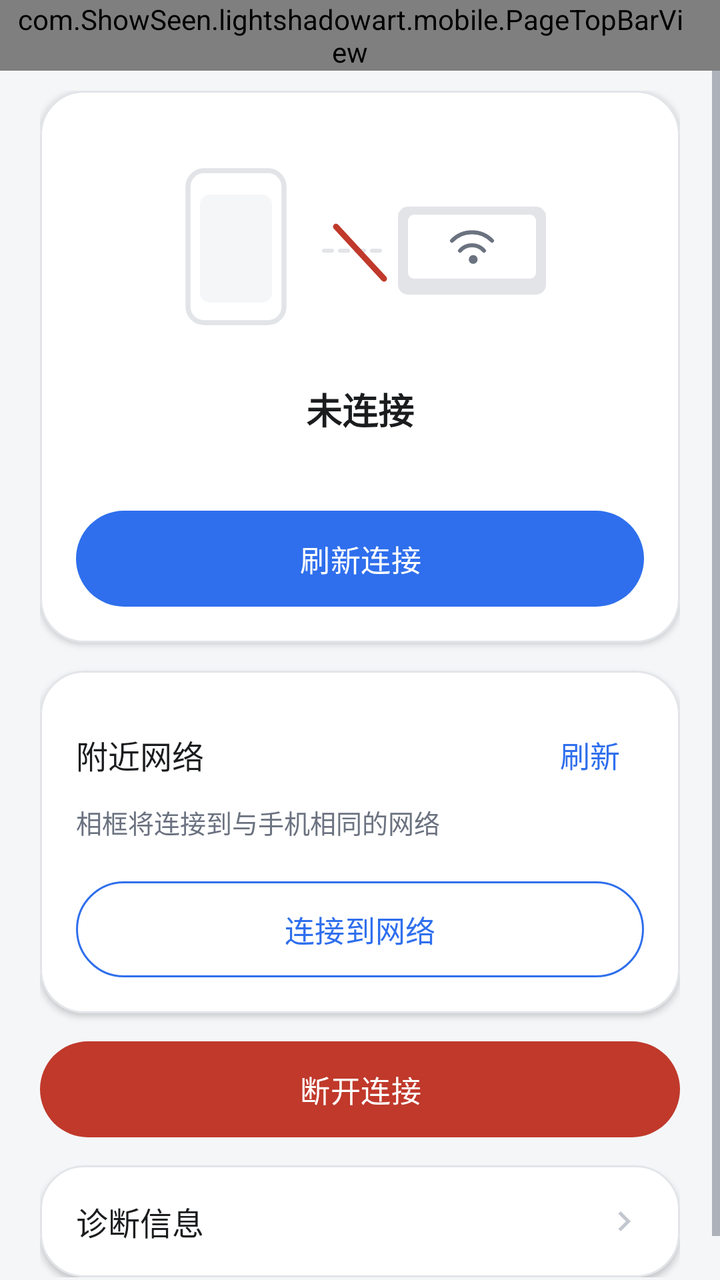
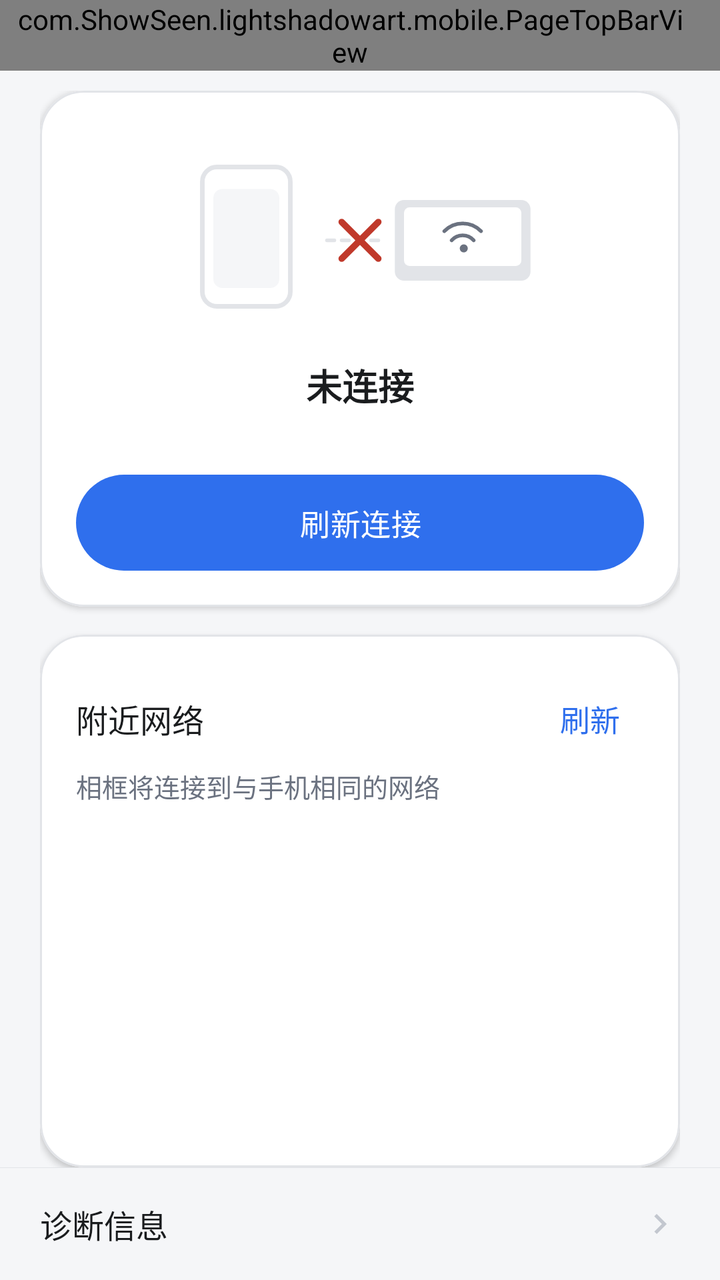

Two renders of the same Android screen: before a commit and after it. Below are the layout's source before the change and the commit's diff.
<!-- AndroidManifest.xml: application theme Theme.LightShadowArtPhone -->
<!-- res/layout/activity_network.xml -->
<?xml version="1.0" encoding="utf-8"?>
<LinearLayout xmlns:android="http://schemas.android.com/apk/res/android"
    xmlns:app="http://schemas.android.com/apk/res-auto"
    android:layout_width="match_parent"
    android:layout_height="match_parent"
    android:background="@color/app_bg"
    android:orientation="vertical">

    <com.ShowSeen.lightshadowart.mobile.PageTopBarView
        android:id="@+id/network_top_bar"
        android:layout_width="match_parent"
        android:layout_height="wrap_content"
        android:paddingStart="8dp"
        android:paddingEnd="@dimen/card_padding" />

    <ScrollView
        android:layout_width="match_parent"
        android:layout_height="0dp"
        android:layout_weight="1"
        android:clipToPadding="false"
        android:fillViewport="true">

        <LinearLayout
            android:layout_width="match_parent"
            android:layout_height="wrap_content"
            android:orientation="vertical"
            android:paddingStart="@dimen/page_horizontal_padding"
            android:paddingTop="@dimen/item_gap"
            android:paddingEnd="@dimen/page_horizontal_padding"
            android:paddingBottom="@dimen/page_vertical_padding">

            
            <com.google.android.material.card.MaterialCardView
                style="@style/SurfaceCard"
                android:layout_width="match_parent"
                android:layout_height="wrap_content">

                <LinearLayout
                    android:layout_width="match_parent"
                    android:layout_height="wrap_content"
                    android:gravity="center_horizontal"
                    android:orientation="vertical"
                    android:padding="@dimen/card_padding">

                    
                    <ImageView
                        android:id="@+id/iv_network_illustration"
                        android:layout_width="match_parent"
                        android:layout_height="120dp"
                        android:contentDescription="@null"
                        android:scaleType="centerInside"
                        android:src="@drawable/ic_network_link_off" />

                    <TextView
                        android:id="@+id/tv_network_state"
                        style="@style/Text.TitleMedium"
                        android:layout_width="wrap_content"
                        android:layout_height="wrap_content"
                        android:layout_marginTop="8dp"
                        android:gravity="center"
                        android:text="@string/network_state_disconnected" />

                    <TextView
                        android:id="@+id/tv_network_device"
                        style="@style/Text.Body"
                        android:layout_width="match_parent"
                        android:layout_height="wrap_content"
                        android:layout_marginTop="4dp"
                        android:gravity="center"
                        android:maxLines="1"
                        android:ellipsize="middle"
                        android:visibility="gone" />

                    <TextView
                        android:id="@+id/tv_network_note"
                        style="@style/Text.Hint"
                        android:layout_width="match_parent"
                        android:layout_height="wrap_content"
                        android:layout_marginTop="6dp"
                        android:gravity="center" />

                    <com.google.android.material.button.MaterialButton
                        android:id="@+id/btn_network_reconnect"
                        style="@style/PillButton"
                        android:layout_width="match_parent"
                        android:layout_height="wrap_content"
                        android:layout_marginTop="@dimen/section_gap"
                        android:text="@string/action_refresh" />
                </LinearLayout>
            </com.google.android.material.card.MaterialCardView>

            
            <com.google.android.material.card.MaterialCardView
                style="@style/SurfaceCard"
                android:layout_width="match_parent"
                android:layout_height="wrap_content"
                android:layout_marginTop="@dimen/section_gap">

                <LinearLayout
                    android:layout_width="match_parent"
                    android:layout_height="wrap_content"
                    android:orientation="vertical"
                    android:padding="@dimen/card_padding">

                    <LinearLayout
                        android:layout_width="match_parent"
                        android:layout_height="wrap_content"
                        android:gravity="center_vertical"
                        android:orientation="horizontal">

                        <TextView
                            style="@style/Text.RowTitle"
                            android:layout_width="0dp"
                            android:layout_height="wrap_content"
                            android:layout_weight="1"
                            android:text="@string/network_nearby_title" />

                        <TextView
                            android:id="@+id/btn_network_refresh"
                            style="@style/Text.Body"
                            android:layout_width="wrap_content"
                            android:layout_height="wrap_content"
                            android:gravity="center"
                            android:minWidth="48dp"
                            android:minHeight="48dp"
                            android:paddingStart="12dp"
                            android:paddingEnd="12dp"
                            android:text="@string/network_refresh"
                            android:textColor="@color/primary_blue" />
                    </LinearLayout>

                    <TextView
                        style="@style/Text.Hint"
                        android:layout_width="match_parent"
                        android:layout_height="wrap_content"
                        android:text="@string/network_nearby_hint" />

                    <TextView
                        android:id="@+id/tv_network_list_hint"
                        style="@style/Text.Hint"
                        android:layout_width="match_parent"
                        android:layout_height="wrap_content"
                        android:layout_marginTop="@dimen/item_gap"
                        android:visibility="gone" />

                    <LinearLayout
                        android:id="@+id/list_networks"
                        android:layout_width="match_parent"
                        android:layout_height="wrap_content"
                        android:layout_marginTop="6dp"
                        android:orientation="vertical" />

                    <com.google.android.material.textfield.TextInputLayout
                        android:id="@+id/layout_network_password"
                        style="@style/Widget.Material3.TextInputLayout.OutlinedBox"
                        android:layout_width="match_parent"
                        android:layout_height="wrap_content"
                        android:layout_marginTop="@dimen/section_gap"
                        android:hint="@string/network_password_hint"
                        android:visibility="gone"
                        app:endIconMode="password_toggle">

                        <com.google.android.material.textfield.TextInputEditText
                            android:id="@+id/et_network_password"
                            android:layout_width="match_parent"
                            android:layout_height="wrap_content"
                            android:inputType="textPassword"
                            android:maxLines="1" />
                    </com.google.android.material.textfield.TextInputLayout>

                    <com.google.android.material.button.MaterialButton
                        android:id="@+id/btn_network_connect"
                        style="@style/PillButton.Outlined"
                        android:layout_width="match_parent"
                        android:layout_height="wrap_content"
                        android:layout_marginTop="@dimen/section_gap"
                        android:enabled="false"
                        android:text="@string/network_connect_action" />
                </LinearLayout>
            </com.google.android.material.card.MaterialCardView>

            
            <com.google.android.material.button.MaterialButton
                android:id="@+id/btn_network_disconnect"
                style="@style/PillButton.Destructive"
                android:layout_width="match_parent"
                android:layout_height="wrap_content"
                android:layout_marginTop="@dimen/section_gap"
                android:text="@string/network_disconnect" />

            
            <com.google.android.material.card.MaterialCardView
                style="@style/SurfaceCard"
                android:layout_width="match_parent"
                android:layout_height="wrap_content"
                android:layout_marginTop="@dimen/section_gap">

                <LinearLayout
                    android:layout_width="match_parent"
                    android:layout_height="wrap_content"
                    android:orientation="vertical">

                    <LinearLayout
                        android:id="@+id/row_network_diagnostics"
                        style="@style/Settings.Row.Clickable">

                        <TextView
                            style="@style/Text.RowTitle"
                            android:layout_width="0dp"
                            android:layout_height="wrap_content"
                            android:layout_weight="1"
                            android:text="@string/network_diagnostics_title" />

                        <ImageView
                            android:id="@+id/iv_network_diagnostics"
                            android:layout_width="20dp"
                            android:layout_height="20dp"
                            android:contentDescription="@null"
                            android:src="@drawable/ic_chevron_right" />
                    </LinearLayout>

                    <TextView
                        android:id="@+id/tv_network_diagnostics"
                        style="@style/Text.Hint"
                        android:layout_width="match_parent"
                        android:layout_height="wrap_content"
                        android:paddingStart="@dimen/card_padding"
                        android:paddingEnd="@dimen/card_padding"
                        android:paddingBottom="@dimen/card_padding"
                        android:textIsSelectable="true"
                        android:visibility="gone" />
                </LinearLayout>
            </com.google.android.material.card.MaterialCardView>
        </LinearLayout>
    </ScrollView>
</LinearLayout>
<!-- resources referenced by this layout -->
<resources>
  <color name="app_bg">#F5F6F8</color>
  <color name="primary_blue">#2F6FED</color>
  <dimen name="card_padding">18dp</dimen>
  <dimen name="item_gap">10dp</dimen>
  <dimen name="page_vertical_padding">24dp</dimen>
  <dimen name="section_gap">14dp</dimen>
  <!-- drawable ic_network_link_off (drawable) -->
  <vector xmlns:android="http://schemas.android.com/apk/res/android"
      android:width="200dp"
      android:height="120dp"
      android:viewportWidth="200"
      android:viewportHeight="120">
  
      <path
          android:fillColor="@color/card_bg"
          android:pathData="M22,22h32a8,8 0 0 1 8,8v60a8,8 0 0 1 -8,8h-32a8,8 0 0 1 -8,-8v-60a8,8 0 0 1 8,-8z"
          android:strokeColor="@color/divider_stroke"
          android:strokeWidth="2.5" />
  
      <path
          android:fillColor="@color/app_bg"
          android:pathData="M25,34h26a5,5 0 0 1 5,5v44a5,5 0 0 1 -5,5h-26a5,5 0 0 1 -5,-5v-44a5,5 0 0 1 5,-5z" />
  
      <path
          android:fillColor="#00000000"
          android:pathData="M82,62h4 M90,62h4 M98,62h4 M106,62h4"
          android:strokeColor="@color/divider_stroke"
          android:strokeLineCap="round"
          android:strokeWidth="2" />
  
      <path
          android:fillColor="@color/divider_stroke"
          android:pathData="M124,40h64a5,5 0 0 1 5,5v34a5,5 0 0 1 -5,5h-64a5,5 0 0 1 -5,-5v-34a5,5 0 0 1 5,-5z" />
  
      <path
          android:fillColor="@color/card_bg"
          android:pathData="M127,44h58a3,3 0 0 1 3,3v26a3,3 0 0 1 -3,3h-58a3,3 0 0 1 -3,-3v-26a3,3 0 0 1 3,-3z" />
  
      <path
          android:fillColor="#00000000"
          android:pathData="M146,57a14,14 0 0 1 20,0 M150,62a8,8 0 0 1 12,0"
          android:strokeColor="@color/text_secondary"
          android:strokeLineCap="round"
          android:strokeWidth="2" />
  
      <path
          android:fillColor="@color/text_secondary"
          android:pathData="M154.4,66.4a2.2,2.2 0 1 1 4.4,0a2.2,2.2 0 1 1 -4.4,0z" />
  
      
      <path
          android:fillColor="#00000000"
          android:pathData="M88,50L112,76"
          android:strokeColor="@color/status_destructive"
          android:strokeLineCap="round"
          android:strokeWidth="3" />
  </vector>
  <string name="action_refresh">刷新连接</string>
  <string name="network_connect_action">连接到网络</string>
  <string name="network_disconnect">断开连接</string>
  <string name="network_password_hint">Wi-Fi 密码</string>
  <string name="network_refresh">刷新</string>
  <style name="PillButton.Destructive" parent="PillButton">
          <item name="backgroundTint">@color/status_destructive</item>
          <item name="android:textColor">@color/on_primary</item>
      </style>
  <style name="PillButton.Outlined" parent="Widget.Material3.Button.OutlinedButton">
          <item name="android:minHeight">@dimen/touch_min_height</item>
          <item name="android:insetTop">0dp</item>
          <item name="android:insetBottom">0dp</item>
          <item name="android:textSize">@dimen/text_button</item>
          <item name="android:textAllCaps">false</item>
          <item name="cornerRadius">@dimen/corner_pill</item>
          <item name="strokeColor">@color/primary_blue</item>
          <item name="android:textColor">@color/primary_blue</item>
      </style>
  <color name="card_bg">#FFFFFF</color>
  <color name="divider_stroke">#E2E4E8</color>
  <color name="text_secondary">#6B7280</color>
  <color name="status_destructive">#C0392B</color>
  <dimen name="touch_min_height">48dp</dimen>
  <dimen name="text_button">15sp</dimen>
  <dimen name="corner_pill">28dp</dimen>
  <color name="on_primary">#FFFFFF</color>
  <dimen name="corner_large">22dp</dimen>
  <dimen name="card_elevation">2dp</dimen>
  <dimen name="divider_width">1dp</dimen>
  <color name="text_primary">#1A1C1E</color>
  <dimen name="text_body">15sp</dimen>
  <dimen name="text_hint">13sp</dimen>
  <dimen name="text_row_title">16sp</dimen>
  <dimen name="text_title_medium">18sp</dimen>
  <color name="primary_soft">#E9EFFD</color>
  <color name="card_tint">#F5F6F8</color>
  <color name="text_disabled">#C3C7CF</color>
  <!-- unchanged entries left out for length: 16 -->
</resources>

<!-- the commit's change to res/layout/activity_network.xml (unified diff, before → after) -->
@@ -13,224 +13,179 @@
         android:paddingStart="8dp"
         android:paddingEnd="@dimen/card_padding" />
 
-    <ScrollView
+    <LinearLayout
         android:layout_width="match_parent"
         android:layout_height="0dp"
         android:layout_weight="1"
-        android:clipToPadding="false"
-        android:fillViewport="true">
+        android:orientation="vertical"
+        android:paddingStart="@dimen/page_horizontal_padding"
+        android:paddingTop="@dimen/item_gap"
+        android:paddingEnd="@dimen/page_horizontal_padding">
 
-        <LinearLayout
+        
+        <com.google.android.material.card.MaterialCardView
+            style="@style/SurfaceCard"
             android:layout_width="match_parent"
-            android:layout_height="wrap_content"
-            android:orientation="vertical"
-            android:paddingStart="@dimen/page_horizontal_padding"
-            android:paddingTop="@dimen/item_gap"
-            android:paddingEnd="@dimen/page_horizontal_padding"
-            android:paddingBottom="@dimen/page_vertical_padding">
+            android:layout_height="wrap_content">
 
-            
-            <com.google.android.material.card.MaterialCardView
-                style="@style/SurfaceCard"
+            <LinearLayout
                 android:layout_width="match_parent"
-                android:layout_height="wrap_content">
+                android:layout_height="wrap_content"
+                android:gravity="center_horizontal"
+                android:orientation="vertical"
+                android:padding="@dimen/card_padding">
+
+                
+                <ImageView
+                    android:id="@+id/iv_network_illustration"
+                    android:layout_width="match_parent"
+                    android:layout_height="110dp"
+                    android:contentDescription="@null"
+                    android:scaleType="centerInside"
+                    android:src="@drawable/ic_network_link_off" />
+
+                <TextView
+                    android:id="@+id/tv_network_state"
+                    style="@style/Text.TitleMedium"
+                    android:layout_width="wrap_content"
+                    android:layout_height="wrap_content"
+                    android:layout_marginTop="6dp"
+                    android:gravity="center"
+                    android:text="@string/network_state_disconnected" />
+
+                <TextView
+                    android:id="@+id/tv_network_device"
+                    style="@style/Text.Body"
+                    android:layout_width="match_parent"
+                    android:layout_height="wrap_content"
+                    android:layout_marginTop="2dp"
+                    android:ellipsize="middle"
+                    android:gravity="center"
+                    android:maxLines="1"
+                    android:visibility="gone" />
+
+                <TextView
+                    android:id="@+id/tv_network_note"
+                    style="@style/Text.Hint"
+                    android:layout_width="match_parent"
+                    android:layout_height="wrap_content"
+                    android:layout_marginTop="4dp"
+                    android:gravity="center" />
+
+                <com.google.android.material.button.MaterialButton
+                    android:id="@+id/btn_network_reconnect"
+                    style="@style/PillButton"
+                    android:layout_width="match_parent"
+                    android:layout_height="wrap_content"
+                    android:layout_marginTop="@dimen/item_gap"
+                    android:text="@string/action_refresh" />
+            </LinearLayout>
+        </com.google.android.material.card.MaterialCardView>
+
+        
+        <com.google.android.material.card.MaterialCardView
+            style="@style/SurfaceCard"
+            android:layout_width="match_parent"
+            android:layout_height="0dp"
+            android:layout_marginTop="@dimen/section_gap"
+            android:layout_weight="1">
+
+            <LinearLayout
+                android:layout_width="match_parent"
+                android:layout_height="match_parent"
+                android:orientation="vertical"
+                android:paddingStart="@dimen/card_padding"
+                android:paddingTop="@dimen/card_padding"
+                android:paddingEnd="@dimen/card_padding"
+                android:paddingBottom="8dp">
 
                 <LinearLayout
                     android:layout_width="match_parent"
                     android:layout_height="wrap_content"
-                    android:gravity="center_horizontal"
-                    android:orientation="vertical"
-                    android:padding="@dimen/card_padding">
-
-                    
-                    <ImageView
-                        android:id="@+id/iv_network_illustration"
-                        android:layout_width="match_parent"
-                        android:layout_height="120dp"
-                        android:contentDescription="@null"
-                        android:scaleType="centerInside"
-                        android:src="@drawable/ic_network_link_off" />
+                    android:gravity="center_vertical"
+                    android:orientation="horizontal">
 
                     <TextView
-                        android:id="@+id/tv_network_state"
-                        style="@style/Text.TitleMedium"
+                        style="@style/Text.RowTitle"
+                        android:layout_width="0dp"
+                        android:layout_height="wrap_content"
+                        android:layout_weight="1"
+                        android:text="@string/network_nearby_title" />
+
+                    <TextView
+                        android:id="@+id/btn_network_refresh"
+                        style="@style/Text.Body"
                         android:layout_width="wrap_content"
                         android:layout_height="wrap_content"
-                        android:layout_marginTop="8dp"
                         android:gravity="center"
-                        android:text="@string/network_state_disconnected" />
+                        android:minWidth="48dp"
+                        android:minHeight="48dp"
+                        android:paddingStart="12dp"
+                        android:paddingEnd="12dp"
+                        android:text="@string/network_refresh"
+                        android:textColor="@color/primary_blue" />
+                </LinearLayout>
 
-                    <TextView
-                        android:id="@+id/tv_network_device"
-                        style="@style/Text.Body"
-                        android:layout_width="match_parent"
-                        android:layout_height="wrap_content"
-                        android:layout_marginTop="4dp"
-                        android:gravity="center"
-                        android:maxLines="1"
-                        android:ellipsize="middle"
-                        android:visibility="gone" />
-
-                    <TextView
-                        android:id="@+id/tv_network_note"
-                        style="@style/Text.Hint"
-                        android:layout_width="match_parent"
-                        android:layout_height="wrap_content"
-                        android:layout_marginTop="6dp"
-                        android:gravity="center" />
-
-                    <com.google.android.material.button.MaterialButton
-                        android:id="@+id/btn_network_reconnect"
-                        style="@style/PillButton"
-                        android:layout_width="match_parent"
-                        android:layout_height="wrap_content"
-                        android:layout_marginTop="@dimen/section_gap"
-                        android:text="@string/action_refresh" />
-                </LinearLayout>
-            </com.google.android.material.card.MaterialCardView>
-
-            
-            <com.google.android.material.card.MaterialCardView
-                style="@style/SurfaceCard"
-                android:layout_width="match_parent"
-                android:layout_height="wrap_content"
-                android:layout_marginTop="@dimen/section_gap">
-
-                <LinearLayout
+                <TextView
+                    style="@style/Text.Hint"
                     android:layout_width="match_parent"
                     android:layout_height="wrap_content"
-                    android:orientation="vertical"
-                    android:padding="@dimen/card_padding">
+                    android:text="@string/network_nearby_hint" />
 
-                    <LinearLayout
-                        android:layout_width="match_parent"
-                        android:layout_height="wrap_content"
-                        android:gravity="center_vertical"
-                        android:orientation="horizontal">
+                <TextView
+                    android:id="@+id/tv_network_list_hint"
+                    style="@style/Text.Hint"
+                    android:layout_width="match_parent"
+                    android:layout_height="wrap_content"
+                    android:layout_marginTop="@dimen/item_gap"
+                    android:visibility="gone" />
 
-                        <TextView
-                            style="@style/Text.RowTitle"
-                            android:layout_width="0dp"
-                            android:layout_height="wrap_content"
-                            android:layout_weight="1"
-                            android:text="@string/network_nearby_title" />
-
-                        <TextView
-                            android:id="@+id/btn_network_refresh"
-                            style="@style/Text.Body"
-                            android:layout_width="wrap_content"
-                            android:layout_height="wrap_content"
-                            android:gravity="center"
-                            android:minWidth="48dp"
-                            android:minHeight="48dp"
-                            android:paddingStart="12dp"
-                            android:paddingEnd="12dp"
-                            android:text="@string/network_refresh"
-                            android:textColor="@color/primary_blue" />
-                    </LinearLayout>
-
-                    <TextView
-                        style="@style/Text.Hint"
-                        android:layout_width="match_parent"
-                        android:layout_height="wrap_content"
-                        android:text="@string/network_nearby_hint" />
-
-                    <TextView
-                        android:id="@+id/tv_network_list_hint"
-                        style="@style/Text.Hint"
-                        android:layout_width="match_parent"
-                        android:layout_height="wrap_content"
-                        android:layout_marginTop="@dimen/item_gap"
-                        android:visibility="gone" />
+                <ScrollView
+                    android:id="@+id/scroll_networks"
+                    android:layout_width="match_parent"
+                    android:layout_height="0dp"
+                    android:layout_marginTop="4dp"
+                    android:layout_weight="1"
+                    android:fadeScrollbars="false"
+                    android:fillViewport="true"
+                    android:scrollbarStyle="insideOverlay"
+                    android:scrollbars="vertical">
 
                     <LinearLayout
                         android:id="@+id/list_networks"
                         android:layout_width="match_parent"
                         android:layout_height="wrap_content"
-                        android:layout_marginTop="6dp"
                         android:orientation="vertical" />
+                </ScrollView>
+            </LinearLayout>
+        </com.google.android.material.card.MaterialCardView>
+    </LinearLayout>
 
-                    <com.google.android.material.textfield.TextInputLayout
-                        android:id="@+id/layout_network_password"
-                        style="@style/Widget.Material3.TextInputLayout.OutlinedBox"
-                        android:layout_width="match_parent"
-                        android:layout_height="wrap_content"
-                        android:layout_marginTop="@dimen/section_gap"
-                        android:hint="@string/network_password_hint"
-                        android:visibility="gone"
-                        app:endIconMode="password_toggle">
+    
+    <View
+        android:layout_width="match_parent"
+        android:layout_height="1px"
+        android:background="@color/divider_stroke" />
 
-                        <com.google.android.material.textfield.TextInputEditText
-                            android:id="@+id/et_network_password"
-                            android:layout_width="match_parent"
-                            android:layout_height="wrap_content"
-                            android:inputType="textPassword"
-                            android:maxLines="1" />
-                    </com.google.android.material.textfield.TextInputLayout>
+    <LinearLayout
+        android:id="@+id/row_network_diagnostics"
+        style="@style/Settings.Row.Clickable"
+        android:layout_width="match_parent"
+        android:layout_height="56dp"
+        android:paddingStart="@dimen/page_horizontal_padding"
+        android:paddingEnd="@dimen/page_horizontal_padding">
 
-                    <com.google.android.material.button.MaterialButton
-                        android:id="@+id/btn_network_connect"
-                        style="@style/PillButton.Outlined"
-                        android:layout_width="match_parent"
-                        android:layout_height="wrap_content"
-                        android:layout_marginTop="@dimen/section_gap"
-                        android:enabled="false"
-                        android:text="@string/network_connect_action" />
-                </LinearLayout>
-            </com.google.android.material.card.MaterialCardView>
+        <TextView
+            style="@style/Text.RowTitle"
+            android:layout_width="0dp"
+            android:layout_height="wrap_content"
+            android:layout_weight="1"
+            android:text="@string/network_diagnostics_title" />
 
-            
-            <com.google.android.material.button.MaterialButton
-                android:id="@+id/btn_network_disconnect"
-                style="@style/PillButton.Destructive"
-                android:layout_width="match_parent"
-                android:layout_height="wrap_content"
-                android:layout_marginTop="@dimen/section_gap"
-                android:text="@string/network_disconnect" />
-
-            
-            <com.google.android.material.card.MaterialCardView
-                style="@style/SurfaceCard"
-                android:layout_width="match_parent"
-                android:layout_height="wrap_content"
-                android:layout_marginTop="@dimen/section_gap">
-
-                <LinearLayout
-                    android:layout_width="match_parent"
-                    android:layout_height="wrap_content"
-                    android:orientation="vertical">
-
-                    <LinearLayout
-                        android:id="@+id/row_network_diagnostics"
-                        style="@style/Settings.Row.Clickable">
-
-                        <TextView
-                            style="@style/Text.RowTitle"
-                            android:layout_width="0dp"
-                            android:layout_height="wrap_content"
-                            android:layout_weight="1"
-                            android:text="@string/network_diagnostics_title" />
-
-                        <ImageView
-                            android:id="@+id/iv_network_diagnostics"
-                            android:layout_width="20dp"
-                            android:layout_height="20dp"
-                            android:contentDescription="@null"
-                            android:src="@drawable/ic_chevron_right" />
-                    </LinearLayout>
-
-                    <TextView
-                        android:id="@+id/tv_network_diagnostics"
-                        style="@style/Text.Hint"
-                        android:layout_width="match_parent"
-                        android:layout_height="wrap_content"
-                        android:paddingStart="@dimen/card_padding"
-                        android:paddingEnd="@dimen/card_padding"
-                        android:paddingBottom="@dimen/card_padding"
-                        android:textIsSelectable="true"
-                        android:visibility="gone" />
-                </LinearLayout>
-            </com.google.android.material.card.MaterialCardView>
-        </LinearLayout>
-    </ScrollView>
+        <ImageView
+            android:layout_width="20dp"
+            android:layout_height="20dp"
+            android:contentDescription="@null"
+            android:src="@drawable/ic_chevron_right" />
+    </LinearLayout>
 </LinearLayout>
<!-- resource entries referenced after the edit -->
@@ -4,7 +4,6 @@
   <color name="primary_blue">#2F6FED</color>
   <dimen name="card_padding">18dp</dimen>
   <dimen name="item_gap">10dp</dimen>
-  <dimen name="page_vertical_padding">24dp</dimen>
   <dimen name="section_gap">14dp</dimen>
   <!-- drawable ic_network_link_off (drawable) -->
   <vector xmlns:android="http://schemas.android.com/apk/res/android"
@@ -52,30 +51,13 @@
       
       <path
           android:fillColor="#00000000"
-          android:pathData="M88,50L112,76"
+          android:pathData="M90,52L110,72 M110,52L90,72"
           android:strokeColor="@color/status_destructive"
           android:strokeLineCap="round"
-          android:strokeWidth="3" />
+          android:strokeWidth="3.5" />
   </vector>
   <string name="action_refresh">刷新连接</string>
-  <string name="network_connect_action">连接到网络</string>
-  <string name="network_disconnect">断开连接</string>
-  <string name="network_password_hint">Wi-Fi 密码</string>
   <string name="network_refresh">刷新</string>
-  <style name="PillButton.Destructive" parent="PillButton">
-          <item name="backgroundTint">@color/status_destructive</item>
-          <item name="android:textColor">@color/on_primary</item>
-      </style>
-  <style name="PillButton.Outlined" parent="Widget.Material3.Button.OutlinedButton">
-          <item name="android:minHeight">@dimen/touch_min_height</item>
-          <item name="android:insetTop">0dp</item>
-          <item name="android:insetBottom">0dp</item>
-          <item name="android:textSize">@dimen/text_button</item>
-          <item name="android:textAllCaps">false</item>
-          <item name="cornerRadius">@dimen/corner_pill</item>
-          <item name="strokeColor">@color/primary_blue</item>
-          <item name="android:textColor">@color/primary_blue</item>
-      </style>
   <color name="card_bg">#FFFFFF</color>
   <color name="divider_stroke">#E2E4E8</color>
   <color name="text_secondary">#6B7280</color>
